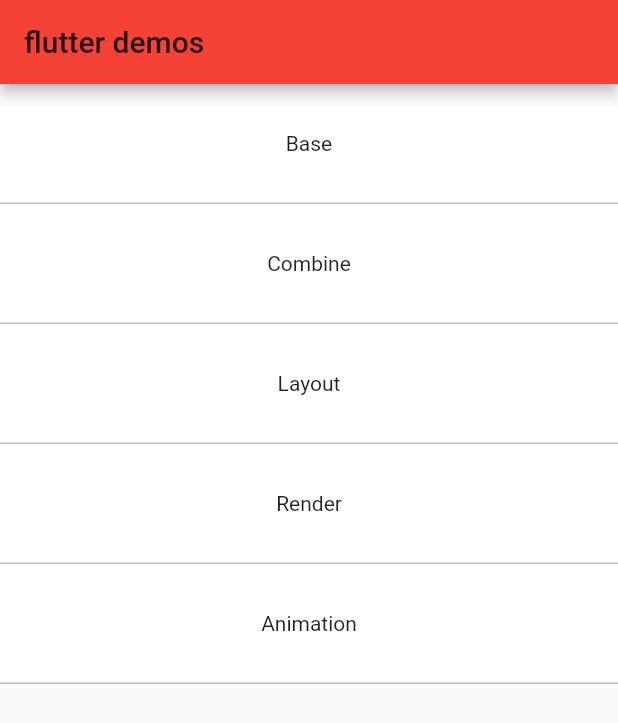
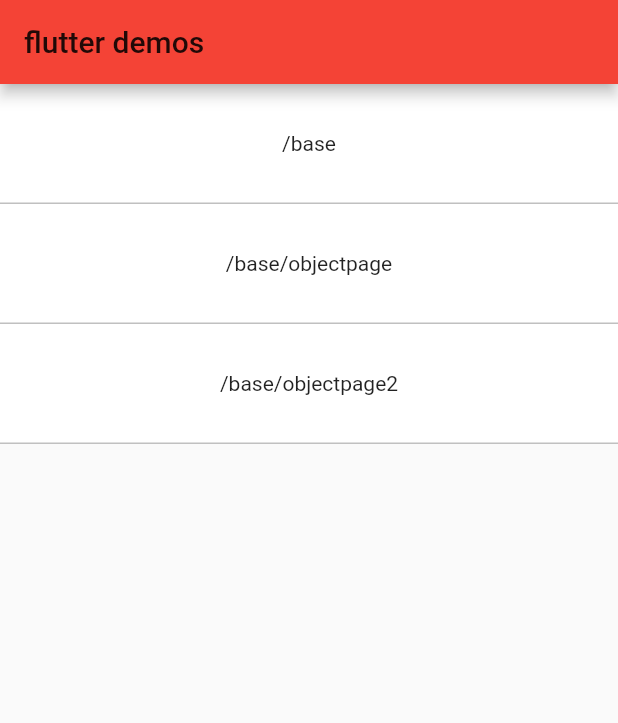
Before and after one commit to qqzhao/flutterDemos, a Flutter app: the screen it shows after launch, on a phone screen of 412 x 824 dp. Shown: the top 723 px of the screen. Run offline on Flutter 3.47's test engine with Material 2 defaults, Android fonts, the phone set to English and light mode, and no system bars; our stand-ins replace connectivity, device_info; missing offline and left inert: objectdb.

Commit message:
add routes

```diff
--- a/examples/hello/lib/main.dart
+++ b/examples/hello/lib/main.dart
@@ -2,10 +2,20 @@ import 'package:flutter/material.dart';
 import 'package:hello/global.dart';
 import 'package:hello/home/base/base.dart';
 import 'package:hello/home/base/objectdbPage.dart';
+import 'package:hello/utils/route.dart';
 import './home/home.dart';
 import './components/custom_navigator_observe.dart';
 
 void main() => runApp(new MyApp());
+
+List<dynamic> globalRouters = [
+  MyRouterList(name: '/base', lists: [
+    MyRouter(name: '/base/objectpage', widget: ObjectdbTestPage()),
+  ]),
+  MyRouter(name: '/base/objectpage', widget: ObjectdbTestPage()),
+  MyRouter(name: '/base/objectpage2', widget: ObjectdbTestPage()),
+
+];
 
 class MyApp extends StatelessWidget {
   // This widget is the root of your application.
@@ -31,7 +41,7 @@ class MyApp extends StatelessWidget {
         primaryColorBrightness: curBright,
         accentColorBrightness: curBright,
       ),
-      home: new HomePage(),
+      home: new HomePage2(),
       navigatorKey: globalKey,
       routes: {
         '/base/objectpage': (BuildContext context) => new ObjectdbTestPage(),
@@ -41,86 +51,50 @@ class MyApp extends StatelessWidget {
   }
 }
 
-//class MyHomePage extends StatefulWidget {
-//  MyHomePage({Key key, this.title}) : super(key: key);
-//
-//  // This widget is the home page of your application. It is stateful, meaning
-//  // that it has a State object (defined below) that contains fields that affect
-//  // how it looks.
-//
-//  // This class is the configuration for the state. It holds the values (in this
-//  // case the title) provided by the parent (in this case the App widget) and
-//  // used by the build method of the State. Fields in a Widget subclass are
-//  // always marked "final".
-//
-//  final String title;
-//
-//  @override
-//  _MyHomePageState createState() => new _MyHomePageState();
-//}
-//
-//class _MyHomePageState extends State<MyHomePage> {
-//  int _counter = 0;
-//
-//  void _incrementCounter() {
-//    setState(() {
-//      // This call to setState tells the Flutter framework that something has
-//      // changed in this State, which causes it to rerun the build method below
-//      // so that the display can reflect the updated values. If we changed
-//      // _counter without calling setState(), then the build method would not be
-//      // called again, and so nothing would appear to happen.
-//      _counter++;
-//    });
-//  }
-//
-//  @override
-//  Widget build(BuildContext context) {
-//    // This method is rerun every time setState is called, for instance as done
-//    // by the _incrementCounter method above.
-//    //
-//    // The Flutter framework has been optimized to make rerunning build methods
-//    // fast, so that you can just rebuild anything that needs updating rather
-//    // than having to individually change instances of widgets.
-//    return new Scaffold(
-//      appBar: new AppBar(
-//        // Here we take the value from the MyHomePage object that was created by
-//        // the App.build method, and use it to set our appbar title.
-//        title: new Text(widget.title),
-//      ),
-//      body: new Center(
-//        // Center is a layout widget. It takes a single child and positions it
-//        // in the middle of the parent.
-//        child: new Column(
-//          // Column is also layout widget. It takes a list of children and
-//          // arranges them vertically. By default, it sizes itself to fit its
-//          // children horizontally, and tries to be as tall as its parent.
-//          //
-//          // Invoke "debug paint" (press "p" in the console where you ran
-//          // "flutter run", or select "Toggle Debug Paint" from the Flutter tool
-//          // window in IntelliJ) to see the wireframe for each widget.
-//          //
-//          // Column has various properties to control how it sizes itself and
-//          // how it positions its children. Here we use mainAxisAlignment to
-//          // center the children vertically; the main axis here is the vertical
-//          // axis because Columns are vertical (the cross axis would be
-//          // horizontal).
-//          mainAxisAlignment: MainAxisAlignment.center,
-//          children: <Widget>[
-//            new Text(
-//              'You have pushed the button this many times:',
-//            ),
-//            new Text(
-//              '$_counter',
-//              style: Theme.of(context).textTheme.display1,
-//            ),
-//          ],
-//        ),
-//      ),
-//      floatingActionButton: new FloatingActionButton(
-//        onPressed: _incrementCounter,
-//        tooltip: 'Increment',
-//        child: new Icon(Icons.add),
-//      ), // This trailing comma makes auto-formatting nicer for build methods.
-//    );
-//  }
-//}
+class HomePage2 extends StatelessWidget {
+  @override
+  Widget build(BuildContext context) {
+    return new Scaffold(
+      appBar: new AppBar(
+        title: new Text('flutter demos'),
+      ),
+      body: new Container(
+        color: Colors.white,
+        child: new ListView.builder(
+            itemCount: globalRouters.length,
+            shrinkWrap: true,
+            itemExtent: 80.0,
+            itemBuilder: (context, index) {
+              var item = globalRouters[index];
+              Widget cell = new Container(
+                decoration: new BoxDecoration(
+                  color: Colors.white,
+                  border: new Border(
+                      bottom: const BorderSide(
+                        color: Color(0x3f000000),
+                        width: 1.0,
+                      )
+                  ),
+                ),
+                child: Row(
+                  mainAxisAlignment: MainAxisAlignment.center,
+                  children: <Widget>[
+                    new Text(item.name),
+                  ],
+                ),
+              );
+              return GestureDetector(
+                onTap: () {
+                  Navigator.push(context, new MaterialPageRoute(
+                    builder: (_){
+                      return item.route;
+                    },
+                  ));
+                },
+                child: cell,
+              );
+            }),
+      ),
+    );
+  }
+}
--- /dev/null
+++ b/examples/hello/lib/utils/route.dart
@@ -0,0 +1,15 @@
+
+import 'package:flutter/material.dart';
+
+class MyRouter{
+  MyRouter({this.name, this.widget});
+  final String name;
+  final Widget widget;
+}
+
+class MyRouterList{
+  MyRouterList({this.lists, this.name});
+
+  final List<MyRouter> lists;
+  final String name;
+}
--- a/examples/hello/plugins/flutter_webview_plugin/pubspec.yaml
+++ b/examples/hello/plugins/flutter_webview_plugin/pubspec.yaml
@@ -8,7 +8,7 @@ homepage: https://github.com/dart-flitter/flutter_webview_plugin
 version: 0.1.6
 
 environment:
-  sdk: ">=1.19.0 <2.0.0"
+  sdk: "> 2.0.0" #>=1.19.0 <2.0.0
 
 flutter:
   plugin:
```
Also changed, not shown: examples/hello/pubspec.lock.
